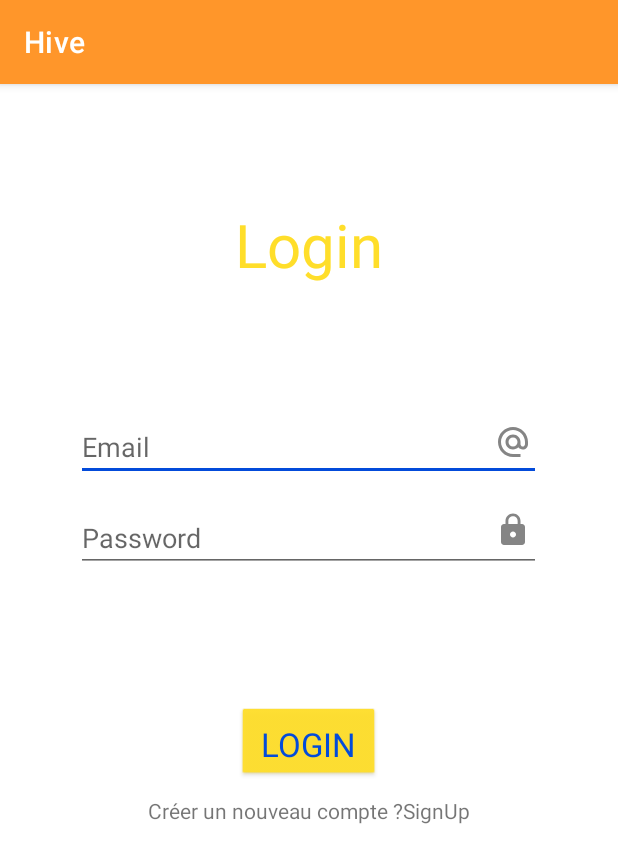
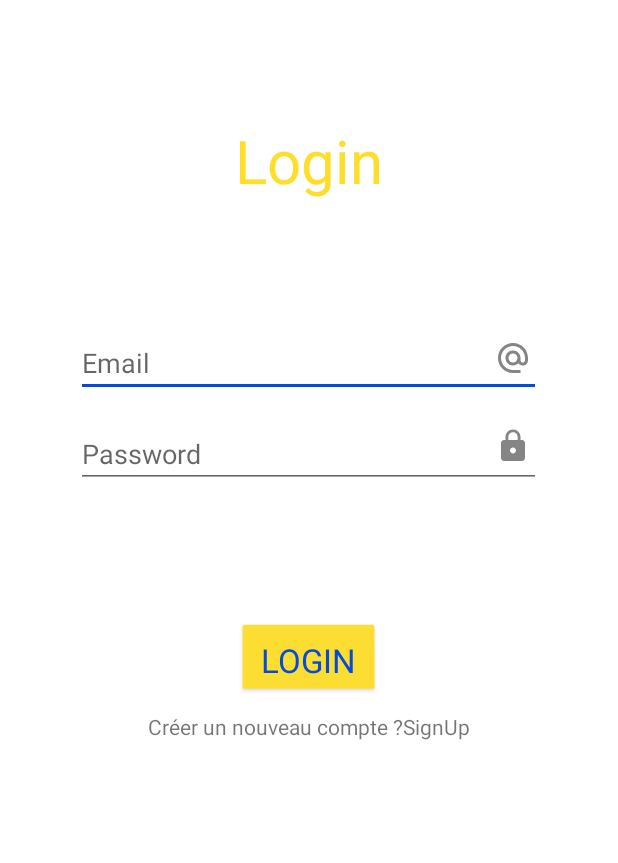
Before and after one commit to Zall9/Hive, an Android app: the screen it shows after launch (MainActivity), on a phone screen of 412 x 824 dp. Shown: the top 863 px of the screen. Run offline under Robolectric (Android 15) with nearby library versions, the phone set to English and light mode, and no system bars; our stand-ins replace Volley.

Commit message:
Supression de la bare Hive en haut

```diff
--- a/app/src/main/java/com/example/hive/MainActivity.java
+++ b/app/src/main/java/com/example/hive/MainActivity.java
@@ -44,7 +44,6 @@ public class MainActivity extends AppCompatActivity{
             estPassword = findViewById(R.id.text_password);
             eLogin = findViewById(R.id.button_login);
             estRegister = findViewById(R.id.link_to_sign_up);
-
             estRegister.setOnClickListener(new View.OnClickListener() {
                 @Override
                 public void onClick(View v) {
--- a/app/src/main/res/values-night/themes.xml
+++ b/app/src/main/res/values-night/themes.xml
@@ -12,5 +12,7 @@
         <!-- Status bar color. -->
         <item name="android:statusBarColor" tools:targetApi="l">?attr/colorPrimaryVariant</item>
         <!-- Customize your theme here. -->
+        <item name="windowActionBar">false</item>
+        <item name="windowNoTitle">true</item>
     </style>
 </resources>
--- a/app/src/main/res/values/themes.xml
+++ b/app/src/main/res/values/themes.xml
@@ -12,6 +12,8 @@
         <!-- Status bar color. -->
         <item name="android:statusBarColor" tools:targetApi="l">?attr/colorPrimaryVariant</item>
         <!-- Customize your theme here. -->
+        <item name="windowActionBar">false</item>
+        <item name="windowNoTitle">true</item>
 
     </style>
     <style name="ButtonColor" parent="@android:style/Widget.Button">
```
